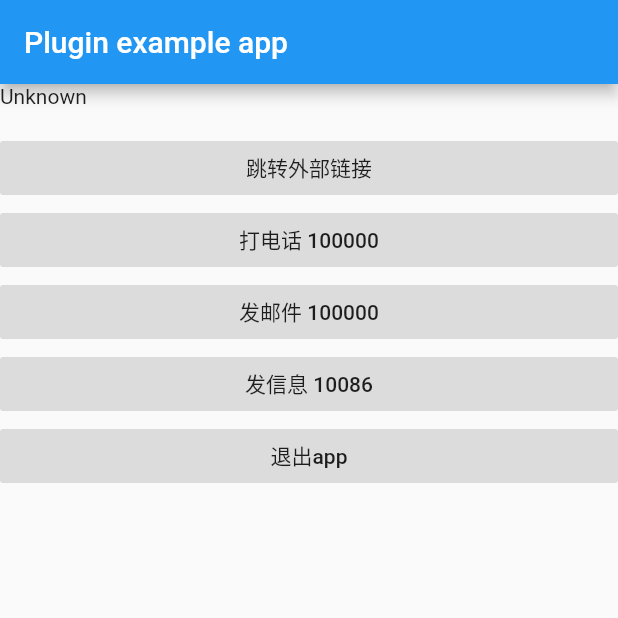
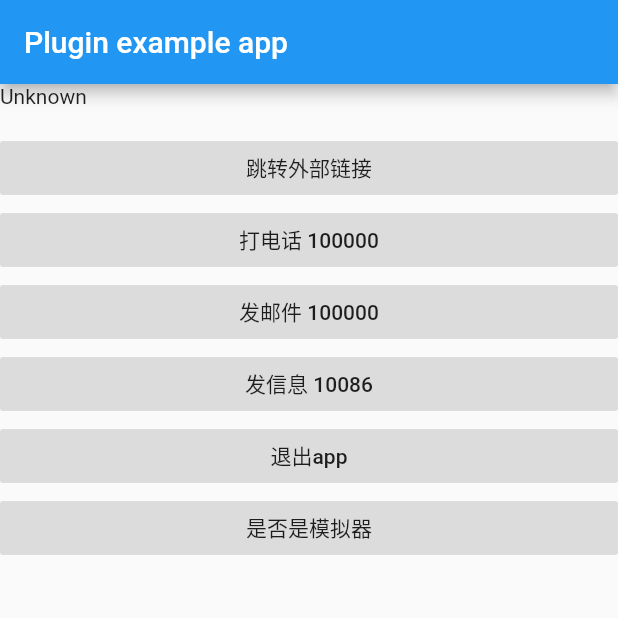
Before and after one commit to Keanyuan/aj_flutter_plugin, a Flutter app: the screen it shows after launch, on a phone screen of 412 x 824 dp, the top half of it. Run offline on Flutter 3.47's test engine with Material 2 defaults, Android fonts, the phone set to English and light mode, and no system bars.

Commit message:
添加iOS机型是否是模拟器

```diff
--- a/example/lib/main.dart
+++ b/example/lib/main.dart
@@ -109,6 +109,14 @@ class _MyAppState extends State<MyApp> {
               ),
 
 
+              FlatButton(
+                color: Colors.black12,
+                onPressed: () async {
+                  print(await isiOSSimuLator());
+                },
+                child: Text("是否是模拟器"),
+              ),
+
 
             ],
           )),
```
Also changed, not shown: lib/aj_flutter_plugin.dart (+11 -0 lines), 2 other files.
